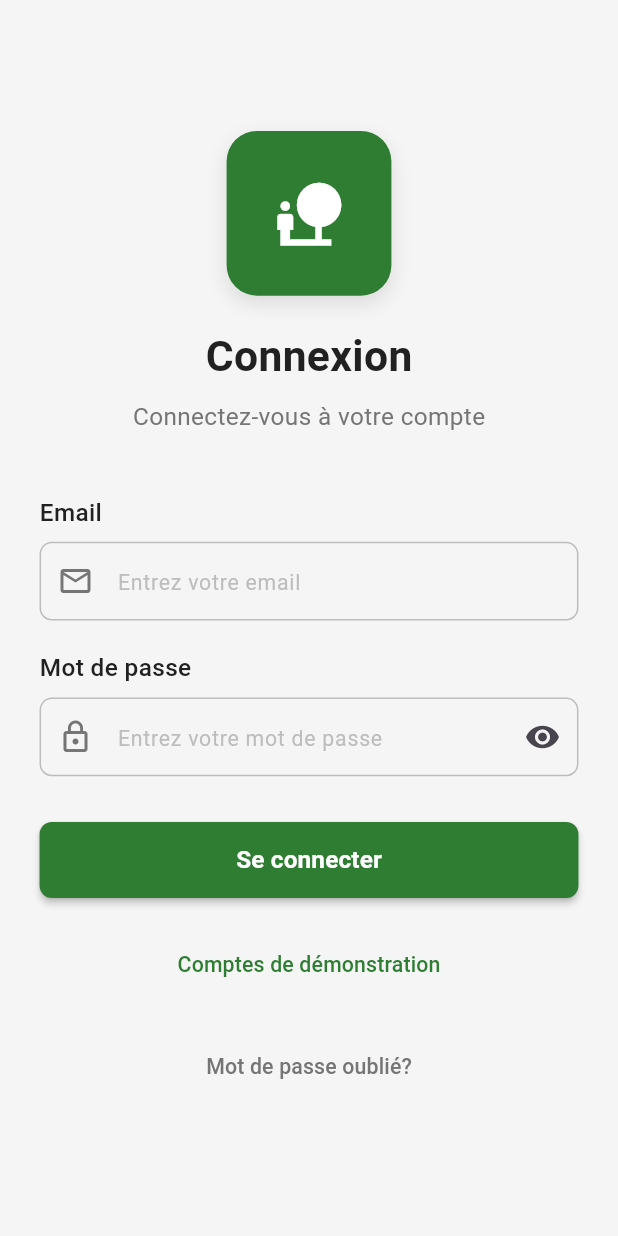
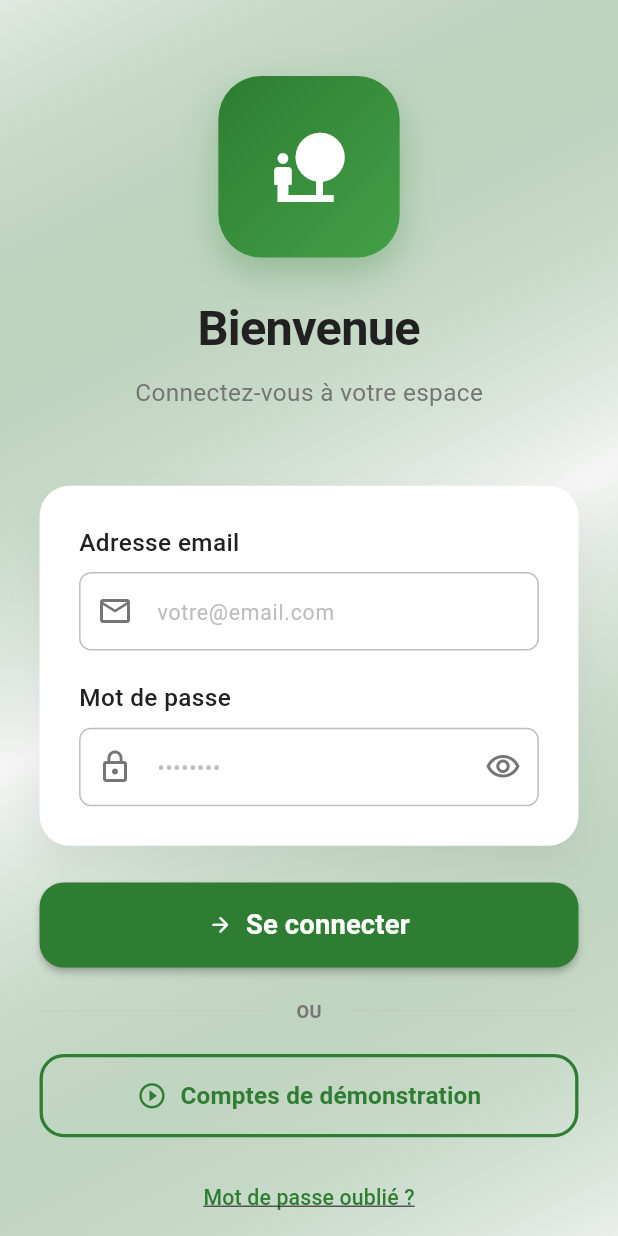
Before and after one commit to redased/colonie, a Flutter app: the screen it shows after launch, on a phone screen of 412 x 824 dp. Run offline on Flutter 3.47's test engine with Material 3 defaults, Android fonts, the phone set to English and light mode, and no system bars; our stand-ins replace firebase_core, flutter_screenutil, shared_preferences; accounts and stored records are empty.

Commit message:
Amélioration de l'interface de connexion parent et build APK
- Création d'un écran de connexion parent dédié avec animations fluides
- Modernisation de l'écran de connexion général avec gradient et design amélioré
- Ajout d'animations fade-in et slide pour une meilleure UX
- Amélioration des formulaires avec validation optimisée
- Intégration de boutons démo stylisés et SnackBars modernisés
- Build APK release (52MB) avec optimisation des icônes
- Création des comptes démo dans le backend API
- Correction des identifiants de connexion parent

🤖 Generated with [Claude Code](https://claude.com/claude-code)

Co-Authored-By: Claude <noreply@anthropic.com>

```diff
--- a/colonie_app/lib/screens/auth/login_screen.dart
+++ b/colonie_app/lib/screens/auth/login_screen.dart
@@ -191,66 +191,103 @@ class _LoginScreenState extends State<LoginScreen> {
   @override
   Widget build(BuildContext context) {
     return Scaffold(
-      backgroundColor: AppColors.backgroundColor,
-      body: SafeArea(
+      body: Container(
+        decoration: BoxDecoration(
+          gradient: LinearGradient(
+            begin: Alignment.topLeft,
+            end: Alignment.bottomRight,
+            colors: [
+              AppColors.primaryColor.withOpacity(0.1),
+              AppColors.backgroundColor,
+              AppColors.primaryColor.withOpacity(0.05),
+            ],
+          ),
+        ),
+        child: SafeArea(
           child: SingleChildScrollView(
-          padding: EdgeInsets.all(24.w),
+            physics: const BouncingScrollPhysics(),
+            padding: EdgeInsets.symmetric(horizontal: 24.w),
             child: Column(
               crossAxisAlignment: CrossAxisAlignment.stretch,
               children: [
-              SizedBox(height: 60.h),
+                SizedBox(height: 50.h),
                 Center(
                   child: Column(
                     children: [
-                    Container(
-                      width: 100.w,
-                      height: 100.w,
+                      Hero(
+                        tag: 'app_logo',
+                        child: Container(
+                          width: 110.w,
+                          height: 110.w,
                           decoration: BoxDecoration(
-                        color: AppColors.primaryColor,
-                        borderRadius: BorderRadius.circular(20.r),
+                            gradient: LinearGradient(
+                              begin: Alignment.topLeft,
+                              end: Alignment.bottomRight,
+                              colors: [
+                                AppColors.primaryColor,
+                                AppColors.secondaryColor,
+                              ],
+                            ),
+                            borderRadius: BorderRadius.circular(28.r),
                             boxShadow: [
                               BoxShadow(
-                            color: Colors.black.withOpacity(0.1),
-                            blurRadius: 10.r,
-                            offset: Offset(0, 5.h),
+                                color: AppColors.primaryColor.withOpacity(0.3),
+                                blurRadius: 20.r,
+                                offset: Offset(0, 10.h),
                               ),
                             ],
                           ),
                           child: Icon(
                             Icons.nature_people,
-                        size: 50.sp,
+                            size: 55.sp,
                             color: Colors.white,
                           ),
                         ),
-                    SizedBox(height: 20.h),
+                      ),
+                      SizedBox(height: 24.h),
                       Text(
-                      'Connexion',
+                        'Bienvenue',
                         style: TextStyle(
-                        fontSize: 28.sp,
+                          fontSize: 32.sp,
                           fontWeight: FontWeight.bold,
                           color: AppColors.textPrimary,
+                          letterSpacing: -0.5,
                         ),
                       ),
                       SizedBox(height: 8.h),
                       Text(
-                      'Connectez-vous à votre compte',
+                        'Connectez-vous à votre espace',
                         style: TextStyle(
                           fontSize: 16.sp,
                           color: AppColors.textSecondary,
+                          fontWeight: FontWeight.w400,
                         ),
                       ),
                     ],
                   ),
                 ),
-              SizedBox(height: 40.h),
-              Form(
+                SizedBox(height: 50.h),
+                Container(
+                  padding: EdgeInsets.all(24.w),
+                  decoration: BoxDecoration(
+                    color: Colors.white,
+                    borderRadius: BorderRadius.circular(20.r),
+                    boxShadow: [
+                      BoxShadow(
+                        color: Colors.black.withOpacity(0.05),
+                        blurRadius: 20.r,
+                        offset: Offset(0, 10.h),
+                      ),
+                    ],
+                  ),
+                  child: Form(
                     key: _formKey,
                     child: Column(
                       children: [
                         CustomTextField(
                           controller: _emailController,
-                      label: 'Email',
-                      hintText: 'Entrez votre email',
+                          label: 'Adresse email',
+                          hintText: 'votre@email.com',
                           keyboardType: TextInputType.emailAddress,
                           prefixIcon: Icons.email_outlined,
                           validator: (value) {
@@ -258,7 +295,7 @@ class _LoginScreenState extends State<LoginScreen> {
                               return 'Veuillez entrer votre email';
                             }
                             if (!RegExp(r'^[\w-\.]+@([\w-]+\.)+[\w-]{2,4}$').hasMatch(value)) {
-                          return 'Veuillez entrer un email valide';
+                              return 'Email invalide';
                             }
                             return null;
                           },
@@ -267,12 +304,13 @@ class _LoginScreenState extends State<LoginScreen> {
                         CustomTextField(
                           controller: _passwordController,
                           label: 'Mot de passe',
-                      hintText: 'Entrez votre mot de passe',
+                          hintText: '••••••••',
                           obscureText: _obscurePassword,
                           prefixIcon: Icons.lock_outline,
                           suffixIcon: IconButton(
                             icon: Icon(
-                          _obscurePassword ? Icons.visibility : Icons.visibility_off,
+                              _obscurePassword ? Icons.visibility_outlined : Icons.visibility_off_outlined,
+                              color: AppColors.textSecondary,
                             ),
                             onPressed: () {
                               setState(() {
@@ -285,7 +323,7 @@ class _LoginScreenState extends State<LoginScreen> {
                               return 'Veuillez entrer votre mot de passe';
                             }
                             if (value.length < 6) {
-                          return 'Le mot de passe doit contenir au moins 6 caractères';
+                              return 'Minimum 6 caractères';
                             }
                             return null;
                           },
@@ -293,44 +331,142 @@ class _LoginScreenState extends State<LoginScreen> {
                       ],
                     ),
                   ),
-              SizedBox(height: 30.h),
+                ),
+                SizedBox(height: 24.h),
                 CustomButton(
                   text: 'Se connecter',
                   onPressed: _login,
                   isLoading: _isLoading,
+                  height: 56.h,
+                  borderRadius: BorderRadius.circular(16.r),
+                  fontSize: 18.sp,
+                  icon: Icons.arrow_forward_rounded,
                 ),
                 SizedBox(height: 20.h),
-              TextButton(
+                Row(
+                  children: [
+                    Expanded(
+                      child: Divider(
+                        color: AppColors.textHint.withOpacity(0.3),
+                        thickness: 1,
+                      ),
+                    ),
+                    Padding(
+                      padding: EdgeInsets.symmetric(horizontal: 16.w),
+                      child: Text(
+                        'OU',
+                        style: TextStyle(
+                          color: AppColors.textSecondary,
+                          fontSize: 12.sp,
+                          fontWeight: FontWeight.w600,
+                        ),
+                      ),
+                    ),
+                    Expanded(
+                      child: Divider(
+                        color: AppColors.textHint.withOpacity(0.3),
+                        thickness: 1,
+                      ),
+                    ),
+                  ],
+                ),
+                SizedBox(height: 20.h),
+                OutlinedButton(
                   onPressed: _showUserTypeSelection,
+                  style: OutlinedButton.styleFrom(
+                    side: BorderSide(color: AppColors.primaryColor, width: 2.w),
+                    shape: RoundedRectangleBorder(
+                      borderRadius: BorderRadius.circular(16.r),
+                    ),
+                    padding: EdgeInsets.symmetric(vertical: 16.h),
+                  ),
+                  child: Row(
+                    mainAxisAlignment: MainAxisAlignment.center,
+                    children: [
+                      Icon(
+                        Icons.play_circle_outline,
+                        color: AppColors.primaryColor,
+                        size: 20.sp,
+                      ),
+                      SizedBox(width: 8.w),
+                      Text(
+                        'Comptes de démonstration',
+                        style: TextStyle(
+                          color: AppColors.primaryColor,
+                          fontSize: 16.sp,
+                          fontWeight: FontWeight.w600,
+                        ),
+                      ),
+                    ],
+                  ),
+                ),
+                SizedBox(height: 16.h),
+                Center(
+                  child: TextButton(
+                    onPressed: () {
+                      ScaffoldMessenger.of(context).showSnackBar(
+                        SnackBar(
+                          content: Row(
+                            children: [
+                              const Icon(Icons.info_outline, color: Colors.white),
+                              SizedBox(width: 12.w),
+                              const Expanded(
+                                child: Text('Contactez l\'administrateur pour réinitialiser votre mot de passe'),
+                              ),
+                            ],
+                          ),
+                          backgroundColor: AppColors.infoColor,
+                          behavior: SnackBarBehavior.floating,
+                          shape: RoundedRectangleBorder(
+                            borderRadius: BorderRadius.circular(10.r),
+                          ),
+                          margin: EdgeInsets.all(16.w),
+                        ),
+                      );
+                    },
                     child: Text(
-                  'Comptes de démonstration',
+                      'Mot de passe oublié ?',
                       style: TextStyle(
                         color: AppColors.primaryColor,
                         fontSize: 14.sp,
                         fontWeight: FontWeight.w500,
+                        decoration: TextDecoration.underline,
+                      ),
                     ),
                   ),
                 ),
                 SizedBox(height: 20.h),
-              TextButton(
-                onPressed: () {
-                  ScaffoldMessenger.of(context).showSnackBar(
-                    const SnackBar(
-                      content: Text('Contactez l\'administrateur pour réinitialiser votre mot de passe'),
+                Container(
+                  padding: EdgeInsets.all(16.w),
+                  decoration: BoxDecoration(
+                    color: AppColors.primaryColor.withOpacity(0.1),
+                    borderRadius: BorderRadius.circular(12.r),
                   ),
-                  );
-                },
+                  child: Row(
+                    children: [
+                      Icon(
+                        Icons.security,
+                        color: AppColors.primaryColor,
+                        size: 24.sp,
+                      ),
+                      SizedBox(width: 12.w),
+                      Expanded(
                         child: Text(
-                  'Mot de passe oublié?',
+                          'Vos données sont protégées et sécurisées',
                           style: TextStyle(
-                    color: AppColors.textSecondary,
-                    fontSize: 14.sp,
+                            color: AppColors.primaryColor,
+                            fontSize: 12.sp,
+                            fontWeight: FontWeight.w500,
                           ),
                         ),
                       ),
                     ],
                   ),
                 ),
+              ],
+            ),
+          ),
+        ),
       ),
     );
   }
```
Also changed, not shown: colonie_app/lib/screens/auth/parent_login_screen.dart (added, +483 -0 lines), .claude/settings.json. Lines whose indentation alone changed are shown as unchanged.
